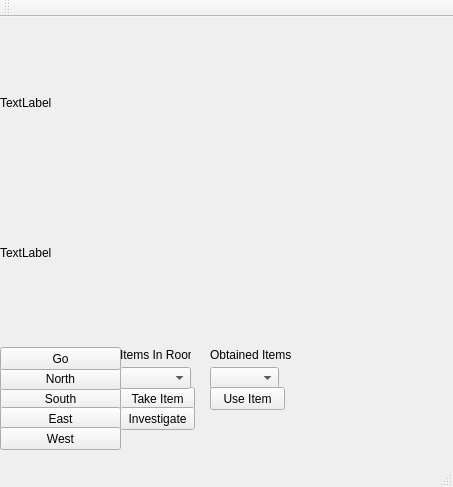
This is mainwindow.ui in kevm123/MoynoonanQT as Qt 5 draws it before an edit. The edited form follows.
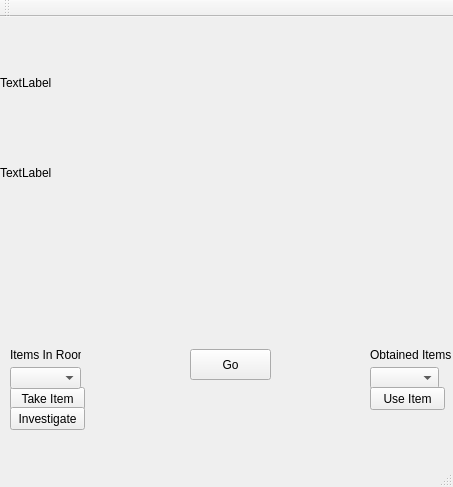
This is the edited form. Icons and pictures are not drawn.

Diff of the .ui file:
```diff
--- a/mainwindow.ui
+++ b/mainwindow.ui
@@ -17,40 +17,61 @@
    <widget class="QPushButton" name="SouthButton">
     <property name="geometry">
      <rect>
-      <x>0</x>
-      <y>370</y>
-      <width>121</width>
-      <height>23</height>
+      <x>180</x>
+      <y>350</y>
+      <width>111</width>
+      <height>101</height>
      </rect>
     </property>
+    <property name="styleSheet">
+     <string notr="true">background-color: transparent;
+border-image:url(:/mapImgs/images/buttonSouth.png);
+background: none;
+border: none;
+background-repeat: none;</string>
+    </property>
     <property name="text">
-     <string>South</string>
+     <string/>
     </property>
    </widget>
    <widget class="QPushButton" name="EastButton">
     <property name="geometry">
      <rect>
-      <x>0</x>
-      <y>390</y>
-      <width>121</width>
-      <height>23</height>
+      <x>250</x>
+      <y>300</y>
+      <width>111</width>
+      <height>101</height>
      </rect>
     </property>
+    <property name="styleSheet">
+     <string notr="true">background-color:transparent;
+border-image:url(:/mapImgs/images/buttonEast.png);
+background: none;
+border: none;
+background-repeat: none;</string>
+    </property>
     <property name="text">
-     <string>East</string>
+     <string/>
     </property>
    </widget>
    <widget class="QPushButton" name="West">
     <property name="geometry">
      <rect>
-      <x>0</x>
-      <y>410</y>
-      <width>121</width>
-      <height>23</height>
+      <x>100</x>
+      <y>290</y>
+      <width>111</width>
+      <height>101</height>
      </rect>
     </property>
+    <property name="styleSheet">
+     <string notr="true">background-color: transparent;
+border-image:url(:/mapImgs/images/buttonWest.png);
+background: none;
+border: none;
+background-repeat: none;</string>
+    </property>
     <property name="text">
-     <string>West</string>
+     <string/>
     </property>
    </widget>
    <widget class="QPushButton" name="NorthButton">
@@ -59,21 +80,31 @@
     </property>
     <property name="geometry">
      <rect>
-      <x>0</x>
-      <y>350</y>
-      <width>121</width>
-      <height>23</height>
+      <x>180</x>
+      <y>240</y>
+      <width>111</width>
+      <height>111</height>
      </rect>
     </property>
+    <property name="styleSheet">
+     <string notr="true">background-color: transparent;
+border-image:url(:/mapImgs/images/buttonNorth.png);
+background: none;
+border: none;
+background-repeat: none;
+
+
+</string>
+    </property>
     <property name="text">
-     <string>North</string>
+     <string/>
     </property>
    </widget>
    <widget class="QLabel" name="Label1">
     <property name="geometry">
      <rect>
       <x>0</x>
-      <y>20</y>
+      <y>0</y>
       <width>451</width>
       <height>131</height>
      </rect>
@@ -86,7 +117,7 @@
     <property name="geometry">
      <rect>
       <x>0</x>
-      <y>210</y>
+      <y>130</y>
       <width>451</width>
       <height>51</height>
      </rect>
@@ -98,7 +129,7 @@
    <widget class="QPushButton" name="TakeButton">
     <property name="geometry">
      <rect>
-      <x>120</x>
+      <x>10</x>
       <y>370</y>
       <width>75</width>
       <height>23</height>
@@ -111,7 +142,7 @@
    <widget class="QComboBox" name="ItemDropdown">
     <property name="geometry">
      <rect>
-      <x>120</x>
+      <x>10</x>
       <y>350</y>
       <width>71</width>
       <height>22</height>
@@ -121,7 +152,7 @@
    <widget class="QComboBox" name="ObtainedItems">
     <property name="geometry">
      <rect>
-      <x>210</x>
+      <x>370</x>
       <y>350</y>
       <width>69</width>
       <height>22</height>
@@ -131,7 +162,7 @@
    <widget class="QPushButton" name="UseButton">
     <property name="geometry">
      <rect>
-      <x>210</x>
+      <x>370</x>
       <y>370</y>
       <width>75</width>
       <height>23</height>
@@ -144,7 +175,7 @@
    <widget class="QLabel" name="ItemsInRoom_Label">
     <property name="geometry">
      <rect>
-      <x>120</x>
+      <x>10</x>
       <y>330</y>
       <width>71</width>
       <height>16</height>
@@ -157,7 +188,7 @@
    <widget class="QLabel" name="ObtainedItems_Label">
     <property name="geometry">
      <rect>
-      <x>210</x>
+      <x>370</x>
       <y>330</y>
       <width>81</width>
       <height>16</height>
@@ -170,10 +201,10 @@
    <widget class="QPushButton" name="GoButton">
     <property name="geometry">
      <rect>
-      <x>0</x>
-      <y>330</y>
-      <width>121</width>
-      <height>23</height>
+      <x>190</x>
+      <y>332</y>
+      <width>81</width>
+      <height>31</height>
      </rect>
     </property>
     <property name="text">
@@ -183,7 +214,7 @@
    <widget class="QPushButton" name="InvestigateButton">
     <property name="geometry">
      <rect>
-      <x>120</x>
+      <x>10</x>
       <y>390</y>
       <width>75</width>
       <height>23</height>
```
Left out of the diff: 13 changed lines with no effect on the pictures.
